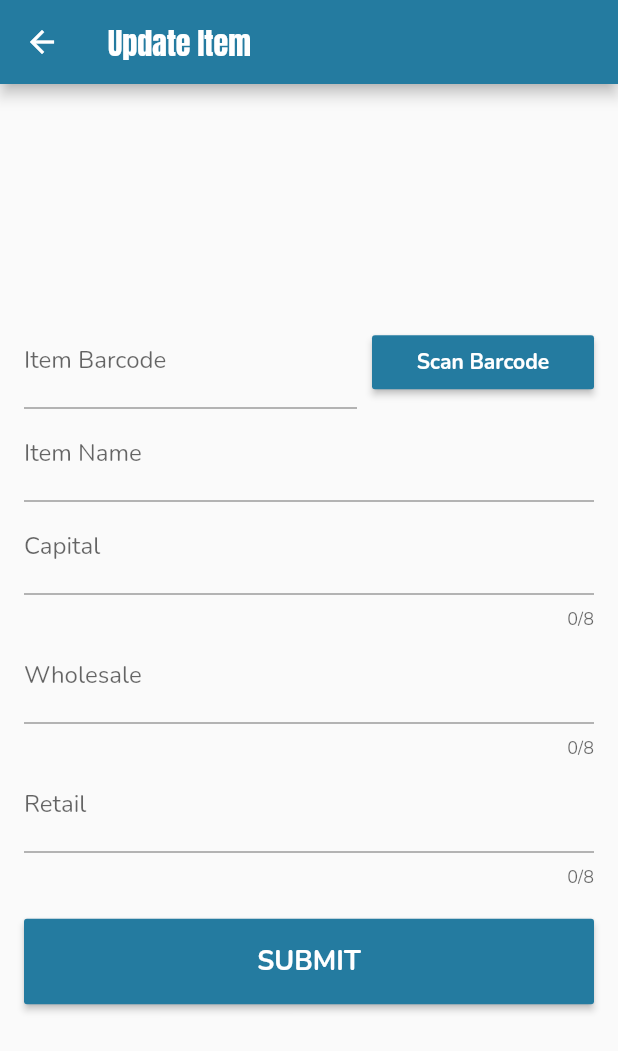
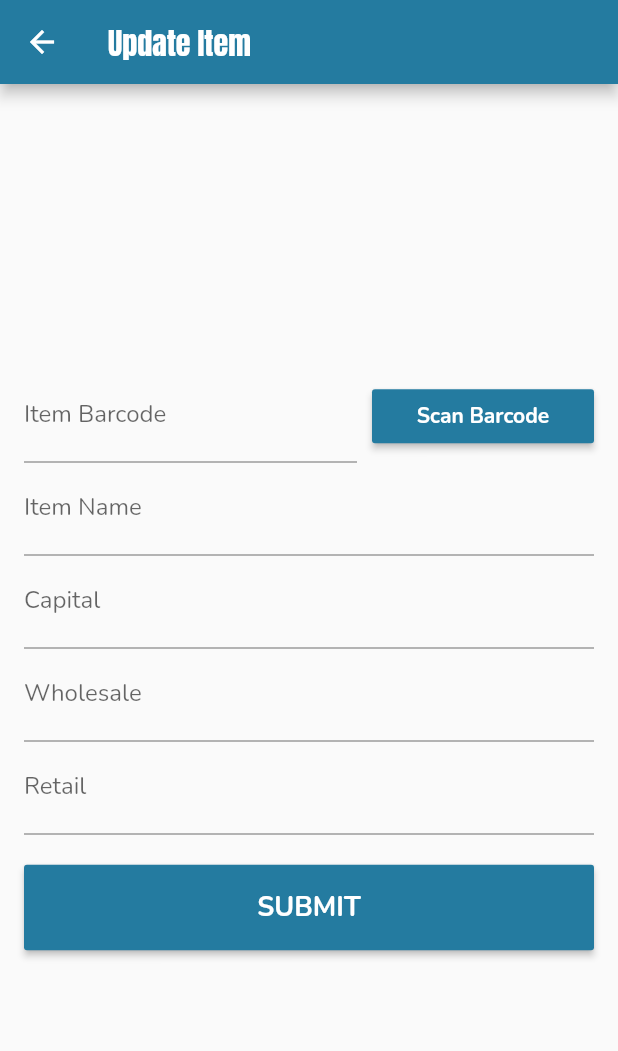
Before and after one commit to renjie19/store_house, a Flutter app: the EditItem screen opened by its route, on a phone screen of 412 x 824 dp. Shown: the top 1051 px of the screen. Run offline on Flutter 3.47's test engine with Material 2 defaults, Android fonts, the phone set to English and light mode, and no system bars; drawn by our look-alikes of flutter_form_builder; our stand-ins replace cloud_firestore, firebase_auth, firebase_core, fluttericon, get, google_fonts and 2 more; missing offline and left inert: flutter_barcode_scanner, flutter_overlay_loader; accounts and stored records are empty.

Commit message:
updated formatting and displaying of number format

```diff
--- a/lib/main.dart
+++ b/lib/main.dart
@@ -1,5 +1,6 @@
 import 'package:cloud_firestore/cloud_firestore.dart';
 import 'package:firebase_core/firebase_core.dart';
+import 'package:flutter/foundation.dart';
 import 'package:flutter/material.dart';
 import 'package:flutter/services.dart';
 import 'package:get/get.dart';
@@ -30,7 +31,7 @@ class StoreHouseApp extends StatelessWidget {
 
   GetMaterialApp _getMaterialApp() {
     return GetMaterialApp(
-        debugShowCheckedModeBanner: false,
+        debugShowCheckedModeBanner: !kReleaseMode,
         title: 'STORE HOUSE',
         theme: ThemeData(
           visualDensity: VisualDensity.adaptivePlatformDensity,
--- a/lib/pages/edit_item.dart
+++ b/lib/pages/edit_item.dart
@@ -6,6 +6,7 @@ import 'package:flutter_overlay_loader/flutter_overlay_loader.dart';
 import 'package:fluttericon/font_awesome5_icons.dart';
 import 'package:get/get.dart';
 import 'package:intl/intl.dart';
+import 'package:mask_text_input_formatter/mask_text_input_formatter.dart';
 import 'package:store_house/controller/create_item_controller.dart';
 import 'package:store_house/util/notification_util.dart';
 import 'package:store_house/util/string_formatter.dart';
@@ -22,11 +23,6 @@ class _EditItemState extends State<EditItem> {
   final Map<String, dynamic> itemInfo = Get.arguments ?? {};
   final CreateItemController _createItemController = Get.find();
   bool hasBarcode = false;
-
-  final numberFormatter = NumberFormat('#,##0.00', 'en_US');
-
-  String numberTransformer(value) =>
-      value == null ? '0.00' : numberFormatter.format(double.parse(value));
 
   final inputDecoration = InputDecoration();
 
@@ -131,7 +127,6 @@ class _EditItemState extends State<EditItem> {
                     ]),
                   ),
                   FormBuilderTextField(
-                    maxLength: 8,
                     name: 'capital',
                     decoration: inputDecoration.copyWith(labelText: 'Capital'),
                     keyboardType: TextInputType.number,
@@ -140,14 +135,14 @@ class _EditItemState extends State<EditItem> {
                       FilteringTextInputFormatter.allow(
                           RegExp(r'^\d+\.?\d{0,2}'))
                     ],
-                    valueTransformer: numberTransformer,
+                    valueTransformer: toNumberFormat,
                     validator: FormBuilderValidators.compose([
                       FormBuilderValidators.required(context),
-                      FormBuilderValidators.numeric(context)
+                      FormBuilderValidators.numeric(context),
+                      FormBuilderValidators.min(context, 1)
                     ]),
                   ),
                   FormBuilderTextField(
-                    maxLength: 8,
                     name: 'wholesale',
                     decoration:
                         inputDecoration.copyWith(labelText: 'Wholesale'),
@@ -157,14 +152,14 @@ class _EditItemState extends State<EditItem> {
                       FilteringTextInputFormatter.allow(
                           RegExp(r'^\d+\.?\d{0,2}'))
                     ],
-                    valueTransformer: numberTransformer,
+                    valueTransformer: toNumberFormat,
                     validator: FormBuilderValidators.compose([
                       FormBuilderValidators.required(context),
-                      FormBuilderValidators.numeric(context)
+                      FormBuilderValidators.numeric(context),
+                      FormBuilderValidators.min(context, 1)
                     ]),
                   ),
                   FormBuilderTextField(
-                    maxLength: 8,
                     name: 'retail',
                     decoration: inputDecoration.copyWith(labelText: 'Retail'),
                     keyboardType: TextInputType.number,
@@ -173,10 +168,11 @@ class _EditItemState extends State<EditItem> {
                       FilteringTextInputFormatter.allow(
                           RegExp(r'^\d+\.?\d{0,2}'))
                     ],
-                    valueTransformer: numberTransformer,
+                    valueTransformer: toNumberFormat,
                     validator: FormBuilderValidators.compose([
                       FormBuilderValidators.required(context),
-                      FormBuilderValidators.numeric(context)
+                      FormBuilderValidators.numeric(context),
+                      FormBuilderValidators.min(context, 1)
                     ]),
                   ),
                   SizedBox(height: 20),
```
Also changed, not shown: lib/pages/create_item.dart (+10 -12 lines), lib/pages/item_details.dart (+4 -3 lines), lib/util/string_formatter.dart (+22 -2 lines).
